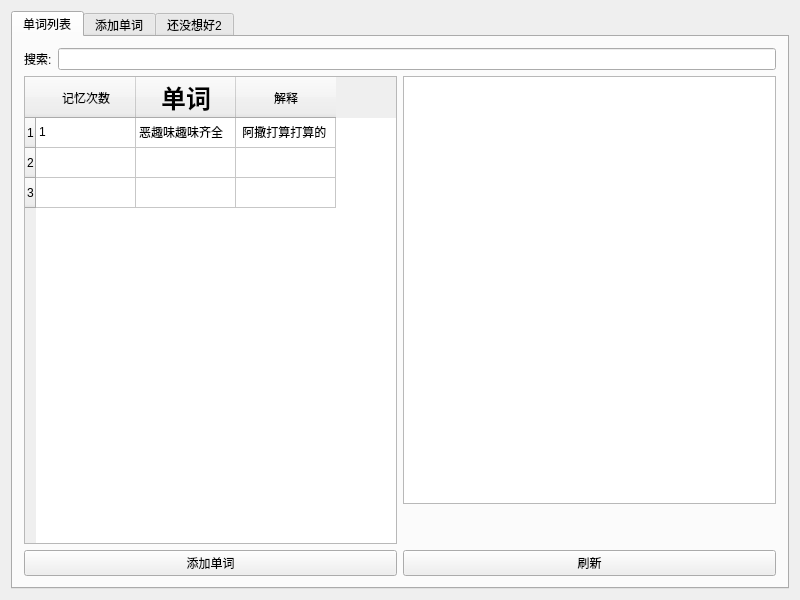
xuruoyu/untitled, file mainwindow.ui: the form before one commit.
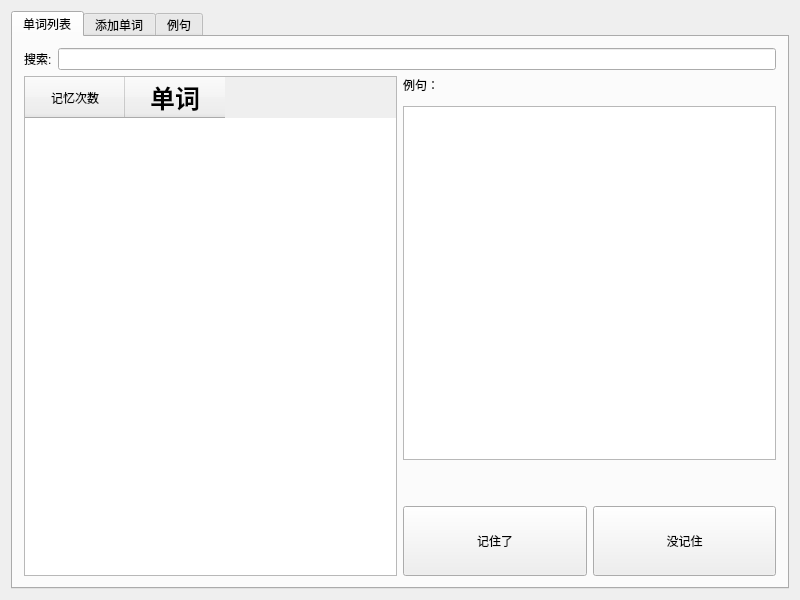
The form after the commit.

Patch:
```diff
--- a/mainwindow.ui
+++ b/mainwindow.ui
@@ -39,24 +39,6 @@
           </item>
          </layout>
         </item>
-        <item row="7" column="0" rowspan="2" colspan="2">
-         <layout class="QGridLayout" name="gridLayout_3">
-          <item row="0" column="0">
-           <widget class="QPushButton" name="pushButton_add_new_word">
-            <property name="text">
-             <string>添加单词</string>
-            </property>
-           </widget>
-          </item>
-          <item row="0" column="1">
-           <widget class="QPushButton" name="pushButton_refresh">
-            <property name="text">
-             <string>刷新</string>
-            </property>
-           </widget>
-          </item>
-         </layout>
-        </item>
         <item row="4" column="1">
          <widget class="QListWidget" name="listWidget_sample"/>
         </item>
@@ -85,23 +67,45 @@
           </item>
          </layout>
         </item>
-        <item row="4" column="0" rowspan="2">
+        <item row="6" column="1">
+         <layout class="QGridLayout" name="gridLayout_3">
+          <item row="0" column="0">
+           <widget class="QPushButton" name="pushButton_remeber">
+            <property name="minimumSize">
+             <size>
+              <width>180</width>
+              <height>70</height>
+             </size>
+            </property>
+            <property name="text">
+             <string>记住了</string>
+            </property>
+           </widget>
+          </item>
+          <item row="0" column="1">
+           <widget class="QPushButton" name="pushButton_refresh">
+            <property name="minimumSize">
+             <size>
+              <width>180</width>
+              <height>70</height>
+             </size>
+            </property>
+            <property name="text">
+             <string>没记住</string>
+            </property>
+           </widget>
+          </item>
+         </layout>
+        </item>
+        <item row="2" column="1">
+         <widget class="QLabel" name="label_4">
+          <property name="text">
+           <string>例句：</string>
+          </property>
+         </widget>
+        </item>
+        <item row="2" column="0" rowspan="5">
          <widget class="QTableWidget" name="tableWidget_word_list">
-          <row>
-           <property name="text">
-            <string>1</string>
-           </property>
-          </row>
-          <row>
-           <property name="text">
-            <string>2</string>
-           </property>
-          </row>
-          <row>
-           <property name="text">
-            <string>3</string>
-           </property>
-          </row>
           <column>
            <property name="text">
             <string>记忆次数</string>
@@ -119,26 +123,6 @@
             </font>
            </property>
           </column>
-          <column>
-           <property name="text">
-            <string>解释</string>
-           </property>
-          </column>
-          <item row="0" column="0">
-           <property name="text">
-            <string>1</string>
-           </property>
-          </item>
-          <item row="0" column="1">
-           <property name="text">
-            <string>恶趣味趣味齐全</string>
-           </property>
-          </item>
-          <item row="0" column="2">
-           <property name="text">
-            <string> 阿撒打算打算的</string>
-           </property>
-          </item>
          </widget>
         </item>
        </layout>
@@ -150,7 +134,7 @@
       </widget>
       <widget class="QWidget" name="tab_3">
        <attribute name="title">
-        <string>还没想好2</string>
+        <string>例句</string>
        </attribute>
       </widget>
      </widget>
```
Left out of the diff: 121 changed lines with no effect on the pictures.
